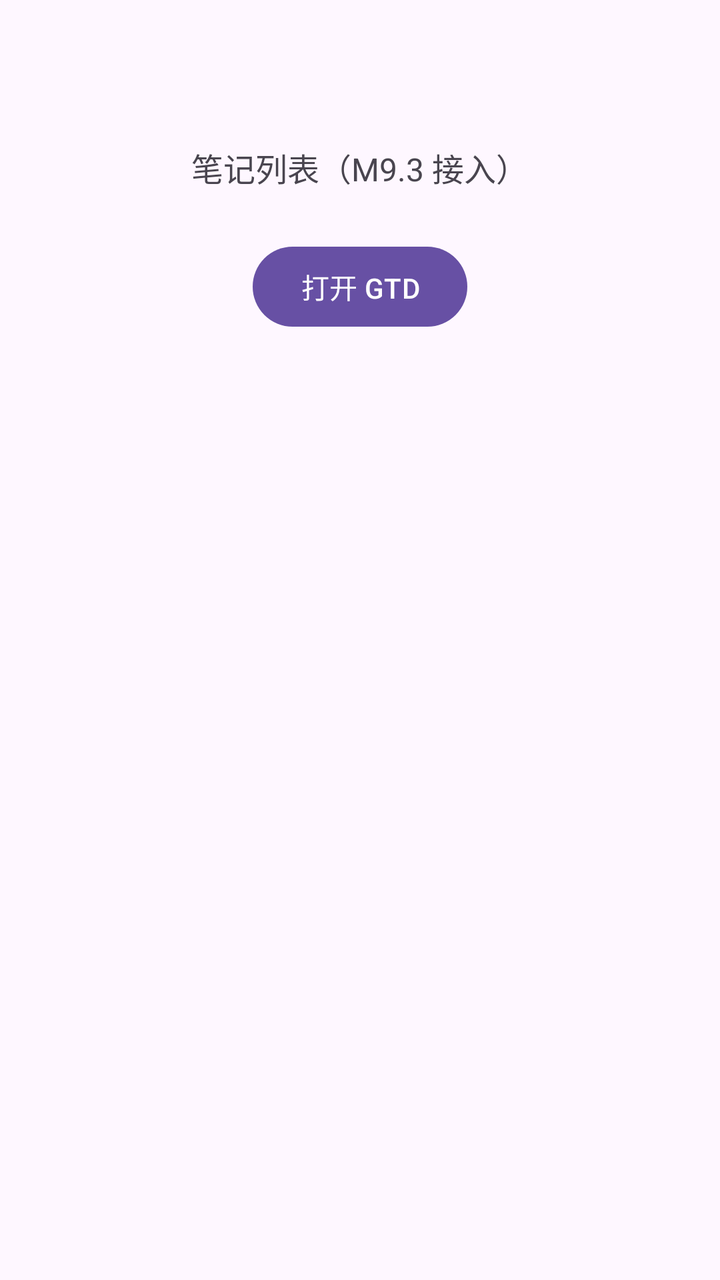
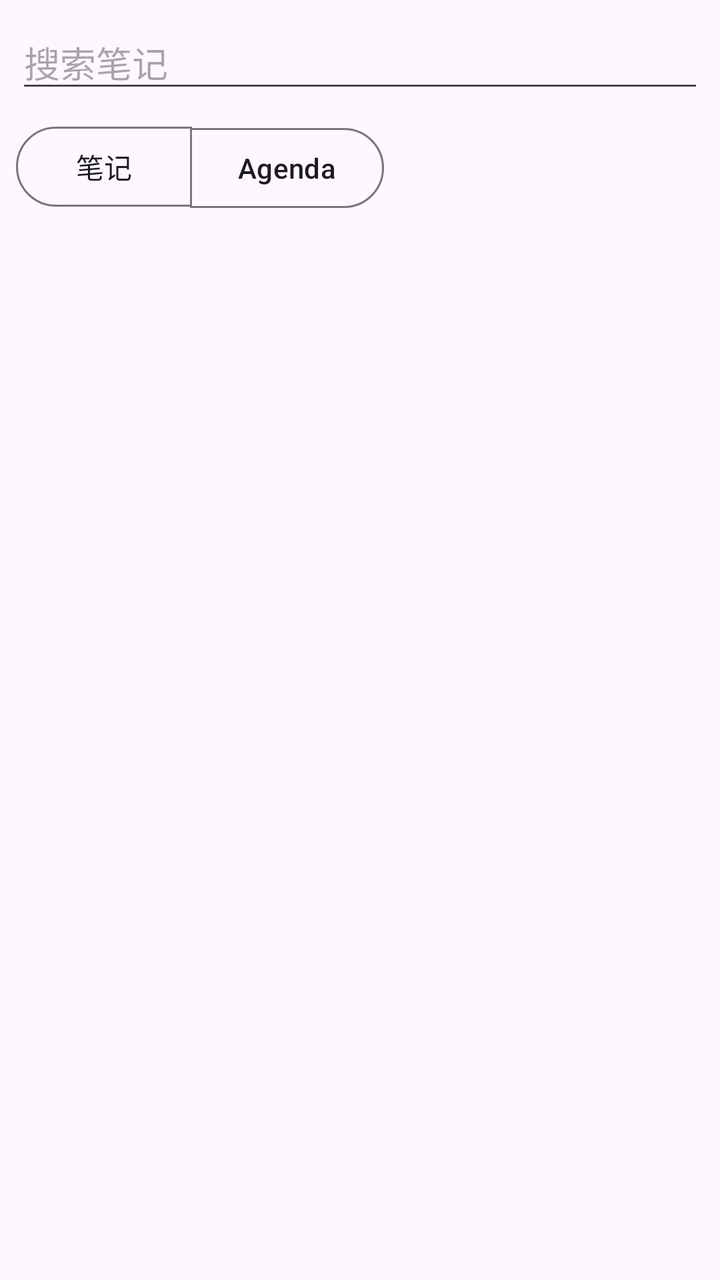

Before-and-after screenshots of an Android layout around one commit, followed by the original layout XML and the change that was made.
<!-- AndroidManifest.xml: application theme Theme.Seshat -->
<!-- res/layout/fragment_notes.xml -->
<?xml version="1.0" encoding="utf-8"?>
<LinearLayout xmlns:android="http://schemas.android.com/apk/res/android"
    android:layout_width="match_parent"
    android:layout_height="match_parent"
    android:gravity="center_horizontal"
    android:orientation="vertical"
    android:padding="24dp">

    <TextView
        android:id="@+id/notesPlaceholder"
        android:layout_width="wrap_content"
        android:layout_height="wrap_content"
        android:layout_marginTop="48dp"
        android:text="@string/notes_placeholder"
        android:textSize="16sp" />

    <com.google.android.material.button.MaterialButton
        android:id="@+id/openGtdButton"
        android:layout_width="wrap_content"
        android:layout_height="wrap_content"
        android:layout_marginTop="24dp"
        android:text="@string/main_open_gtd" />

</LinearLayout>
<!-- resources referenced by this layout -->
<resources>
  <string name="main_open_gtd">打开 GTD</string>
  <string name="notes_placeholder">笔记列表（M9.3 接入）</string>
  <style name="Theme.Seshat" parent="Theme.Material3.DayNight.NoActionBar" />
</resources>

<!-- the commit's change to res/layout/fragment_notes.xml (unified diff, before → after) -->
@@ -1,24 +1,89 @@
 <?xml version="1.0" encoding="utf-8"?>
 <LinearLayout xmlns:android="http://schemas.android.com/apk/res/android"
+    xmlns:app="http://schemas.android.com/apk/res-auto"
     android:layout_width="match_parent"
     android:layout_height="match_parent"
-    android:gravity="center_horizontal"
-    android:orientation="vertical"
-    android:padding="24dp">
+    android:orientation="vertical">
 
-    <TextView
-        android:id="@+id/notesPlaceholder"
+    
+    <EditText
+        android:id="@+id/notesSearch"
+        android:layout_width="match_parent"
+        android:layout_height="wrap_content"
+        android:layout_margin="8dp"
+        android:hint="@string/notes_search_hint"
+        android:imeOptions="actionSearch"
+        android:inputType="text"
+        android:maxLines="1"
+        android:importantForAutofill="no" />
+
+    
+    <com.google.android.material.button.MaterialButtonToggleGroup
+        android:id="@+id/notesSegmentGroup"
+        android:layout_width="match_parent"
+        android:layout_height="wrap_content"
+        android:layout_marginStart="8dp"
+        android:layout_marginEnd="8dp"
+        app:selectionRequired="true"
+        app:singleSelection="true">
+
+        <com.google.android.material.button.MaterialButton
+            android:id="@+id/segmentNotes"
+            style="?attr/materialButtonOutlinedStyle"
+            android:layout_width="wrap_content"
+            android:layout_height="wrap_content"
+            android:checked="true"
+            android:text="@string/notes_tab_notes" />
+
+        <com.google.android.material.button.MaterialButton
+            android:id="@+id/segmentAgenda"
+            style="?attr/materialButtonOutlinedStyle"
+            android:layout_width="wrap_content"
+            android:layout_height="wrap_content"
+            android:text="@string/notes_tab_agenda" />
+    </com.google.android.material.button.MaterialButtonToggleGroup>
+
+    
+    <ProgressBar
+        android:id="@+id/notesLoading"
         android:layout_width="wrap_content"
         android:layout_height="wrap_content"
-        android:layout_marginTop="48dp"
-        android:text="@string/notes_placeholder"
-        android:textSize="16sp" />
+        android:layout_gravity="center_horizontal"
+        android:layout_marginTop="8dp"
+        android:visibility="gone" />
 
-    <com.google.android.material.button.MaterialButton
-        android:id="@+id/openGtdButton"
-        android:layout_width="wrap_content"
+    
+    <TextView
+        android:id="@+id/notesEmpty"
+        android:layout_width="match_parent"
         android:layout_height="wrap_content"
-        android:layout_marginTop="24dp"
-        android:text="@string/main_open_gtd" />
+        android:gravity="center"
+        android:padding="24dp"
+        android:text="@string/notes_empty"
+        android:visibility="gone" />
 
+    
+    <androidx.recyclerview.widget.RecyclerView
+        android:id="@+id/notesList"
+        android:layout_width="match_parent"
+        android:layout_height="0dp"
+        android:layout_weight="1"
+        android:clipToPadding="false"
+        android:padding="8dp" />
+
+    
+    <LinearLayout
+        android:layout_width="match_parent"
+        android:layout_height="wrap_content"
+        android:orientation="horizontal"
+        android:padding="8dp">
+
+        <com.google.android.material.button.MaterialButton
+            android:id="@+id/notesSyncButton"
+            android:layout_width="0dp"
+            android:layout_height="wrap_content"
+            android:layout_weight="1"
+            android:text="@string/notes_sync"
+            android:visibility="gone" />
+    </LinearLayout>
 </LinearLayout>
<!-- resource entries referenced after the edit -->
@@ -1,7 +1,10 @@
 <!-- resources referenced by this layout -->
 <resources>
-  <string name="main_open_gtd">打开 GTD</string>
-  <string name="notes_placeholder">笔记列表（M9.3 接入）</string>
+  <string name="notes_empty">还没有笔记</string>
+  <string name="notes_search_hint">搜索笔记</string>
+  <string name="notes_sync">同步</string>
+  <string name="notes_tab_agenda">Agenda</string>
+  <string name="notes_tab_notes">笔记</string>
   <style name="Theme.Seshat" parent="Theme.Material3.DayNight.NoActionBar" />
 </resources>
 
